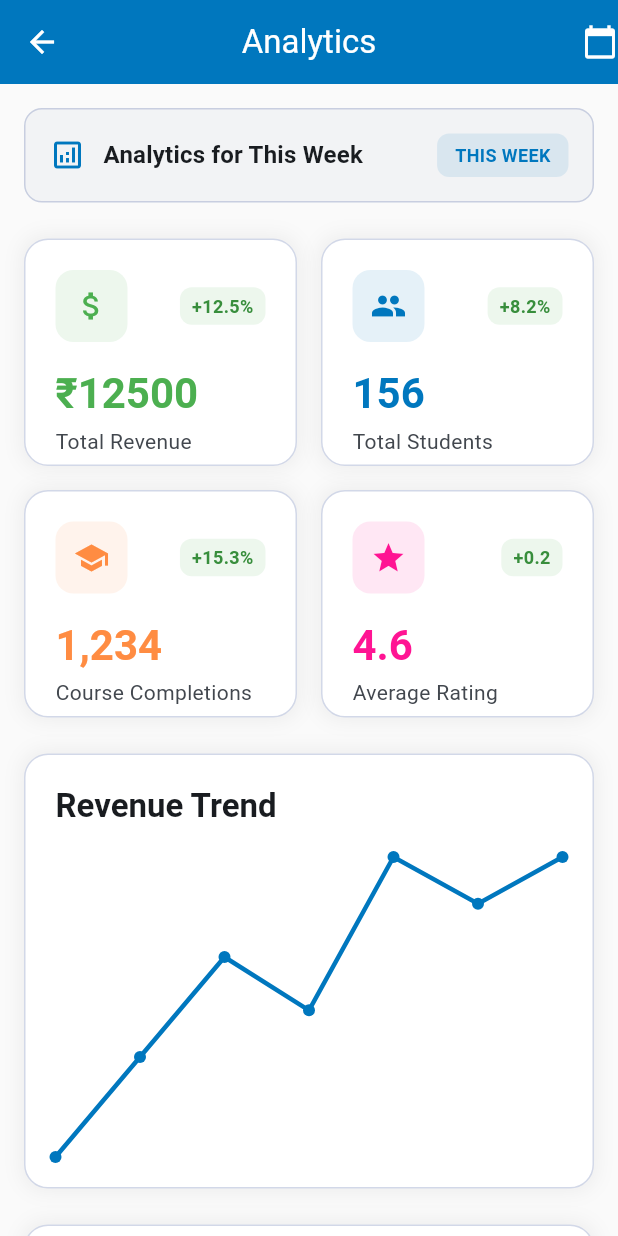
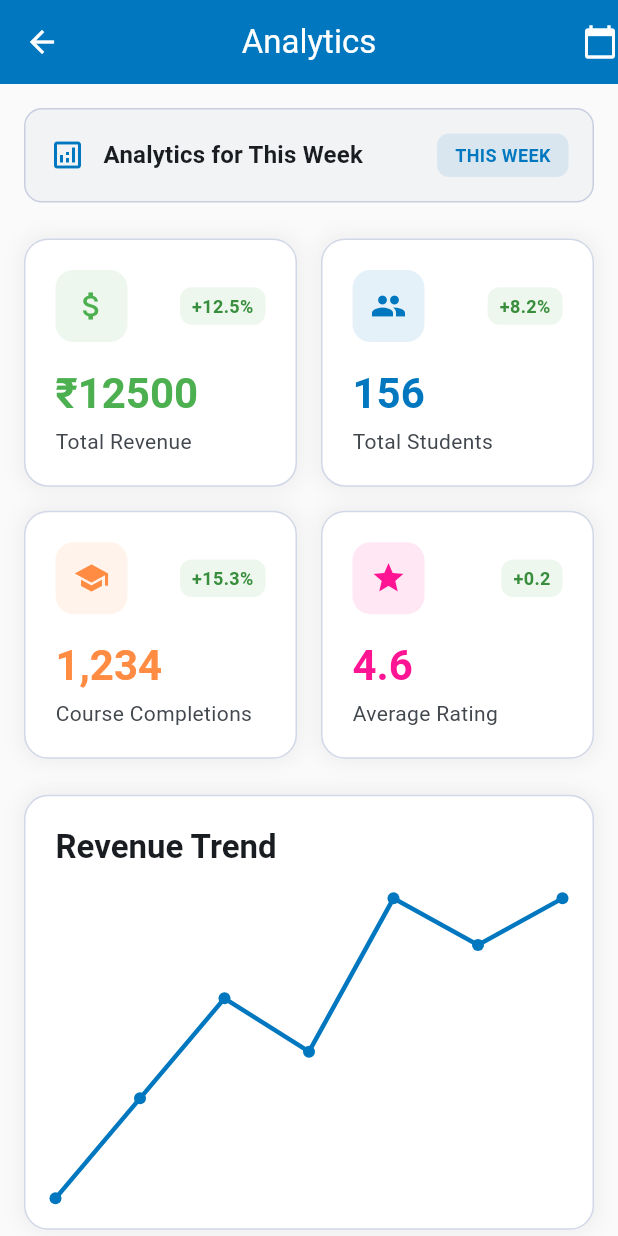
Before and after one commit to Musawarchan/MurickInternship2025, a Flutter app: the AdminDashboard screen opened directly, after a tap on "Analytics", on a phone screen of 412 x 824 dp. Run offline on Flutter 3.47's test engine with Material 3 defaults, Android fonts, the phone set to English and light mode, and no system bars; our stand-ins replace chewie, flutter_staggered_animations, hive, hive_flutter, shared_preferences, video_player; accounts and stored records are empty.

Commit message:
minor fixes

```diff
--- a/e_learning_platform/lib/screens/admin/admin_analytics_screen.dart
+++ b/e_learning_platform/lib/screens/admin/admin_analytics_screen.dart
@@ -17,8 +17,11 @@ class _AdminAnalyticsScreenState extends State<AdminAnalyticsScreen> {
   @override
   void initState() {
     super.initState();
-    context.read<CourseProvider>().loadInitial();
-    context.read<ReviewProvider>().loadReviews();
+    // Use post-frame callback to avoid setState during build
+    WidgetsBinding.instance.addPostFrameCallback((_) {
+      context.read<CourseProvider>().loadInitial();
+      context.read<ReviewProvider>().loadReviews();
+    });
   }
 
   @override
@@ -64,6 +67,7 @@ class _AdminAnalyticsScreenState extends State<AdminAnalyticsScreen> {
             _buildCoursePerformance(),
             const SizedBox(height: 24),
             _buildStudentEngagement(),
+            const SizedBox(height: 16), // Add extra padding at bottom
           ],
         ),
       ),
@@ -115,8 +119,8 @@ class _AdminAnalyticsScreenState extends State<AdminAnalyticsScreen> {
   }
 
   Widget _buildOverviewCards() {
-    return Consumer2<CourseProvider, ReviewProvider>(
-      builder: (context, courseProvider, reviewProvider, _) {
+    return Consumer<CourseProvider>(
+      builder: (context, courseProvider, _) {
         final totalRevenue = _calculateRevenue(_selectedPeriod);
         final totalStudents = _calculateStudents(_selectedPeriod);
 
@@ -126,7 +130,7 @@ class _AdminAnalyticsScreenState extends State<AdminAnalyticsScreen> {
           crossAxisCount: 2,
           crossAxisSpacing: 16,
           mainAxisSpacing: 16,
-          childAspectRatio: 1.2,
+          childAspectRatio: 1.1, // Increased to prevent overflow
           children: [
             _buildOverviewCard(
               'Total Revenue',
--- a/e_learning_platform/lib/screens/admin/admin_dashboard.dart
+++ b/e_learning_platform/lib/screens/admin/admin_dashboard.dart
@@ -19,35 +19,47 @@ class _AdminDashboardState extends State<AdminDashboard> {
   @override
   void initState() {
     super.initState();
-    context.read<CourseProvider>().loadInitial();
-    context.read<ReviewProvider>().loadReviews();
+    // Use post-frame callback to avoid setState during build and check mounted state
+    WidgetsBinding.instance.addPostFrameCallback((_) {
+      if (mounted) {
+        context.read<CourseProvider>().loadInitial();
+        context.read<ReviewProvider>().loadReviews();
+      }
+    });
+  }
+
+  @override
+  void dispose() {
+    // Clean up any pending operations
+    super.dispose();
   }
 
   @override
   Widget build(BuildContext context) {
     return Scaffold(
-      appBar: AppBar(
-        title: const Text('Admin Dashboard'),
-        centerTitle: true,
-        backgroundColor: AppTheme.ceruleanBlue,
-        foregroundColor: Colors.white,
-        actions: [
-          IconButton(
-            onPressed: () {
-              context.read<AuthProvider>().logout();
-            },
-            icon: const Icon(Icons.logout),
-            tooltip: 'Logout',
-          ),
-        ],
-      ),
+      // appBar: AppBar(
+      //   actions: [
+      //     IconButton(
+      //       onPressed: () {
+      //         context.read<AuthProvider>().logout();
+      //       },
+      //       icon: const Icon(Icons.logout),
+      //       tooltip: 'Logout',
+      //     ),
+      //   ],
+      // ),
       body: SingleChildScrollView(
-        padding: const EdgeInsets.all(16),
+        padding: const EdgeInsets.symmetric(
+          horizontal: 16,
+        ),
         child: Column(
-          crossAxisAlignment: CrossAxisAlignment.start,
+          // crossAxisAlignment: CrossAxisAlignment.center,
           children: [
+            SizedBox(
+              height: 24,
+            ),
             _buildWelcomeSection(),
-            const SizedBox(height: 24),
+            // const SizedBox(height: 12),
             _buildStatsCards(),
             const SizedBox(height: 24),
             _buildQuickActions(),
@@ -64,7 +76,7 @@ class _AdminDashboardState extends State<AdminDashboard> {
       builder: (context, auth, _) {
         return Container(
           width: double.infinity,
-          padding: const EdgeInsets.all(24),
+          padding: const EdgeInsets.all(16),
           decoration: BoxDecoration(
             gradient: LinearGradient(
               begin: Alignment.topLeft,
@@ -123,7 +135,7 @@ class _AdminDashboardState extends State<AdminDashboard> {
           crossAxisCount: 2,
           crossAxisSpacing: 16,
           mainAxisSpacing: 16,
-          childAspectRatio: 1.5,
+          childAspectRatio: 1.2,
           children: [
             _buildStatCard(
               'Total Courses',
@@ -158,7 +170,7 @@ class _AdminDashboardState extends State<AdminDashboard> {
   Widget _buildStatCard(
       String title, String value, IconData icon, Color color) {
     return Container(
-      padding: const EdgeInsets.all(20),
+      padding: const EdgeInsets.all(12),
       decoration: BoxDecoration(
         color: Theme.of(context).colorScheme.surface,
         borderRadius: BorderRadius.circular(16),
--- a/e_learning_platform/lib/widgets/course_card.dart
+++ b/e_learning_platform/lib/widgets/course_card.dart
@@ -145,7 +145,8 @@ class CourseCard extends StatelessWidget {
               // Course Content
               Expanded(
                 child: Padding(
-                  padding: const EdgeInsets.all(16),
+                  padding:
+                      const EdgeInsets.symmetric(horizontal: 12, vertical: 8),
                   child: Column(
                     crossAxisAlignment: CrossAxisAlignment.start,
                     children: [
```
Also changed, not shown: e_learning_platform/lib/screens/admin/admin_courses_screen.dart (+4 -4 lines), e_learning_platform/lib/screens/admin/admin_reviews_screen.dart (+12 -1 lines), e_learning_platform/lib/screens/home/home_screen.dart (+5 -5 lines), e_learning_platform/lib/screens/home/tabs/courses_tab.dart (+5 -4 lines).
